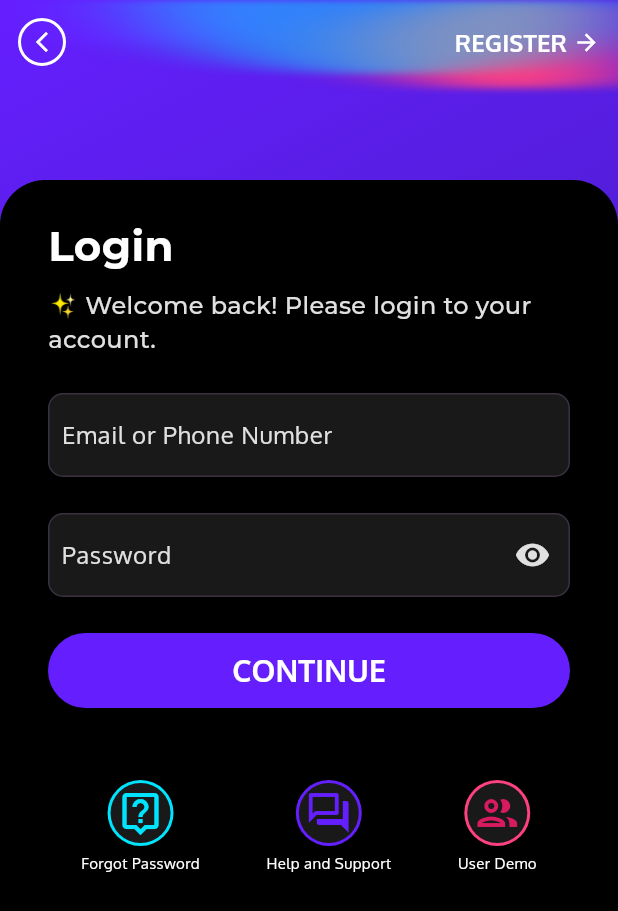
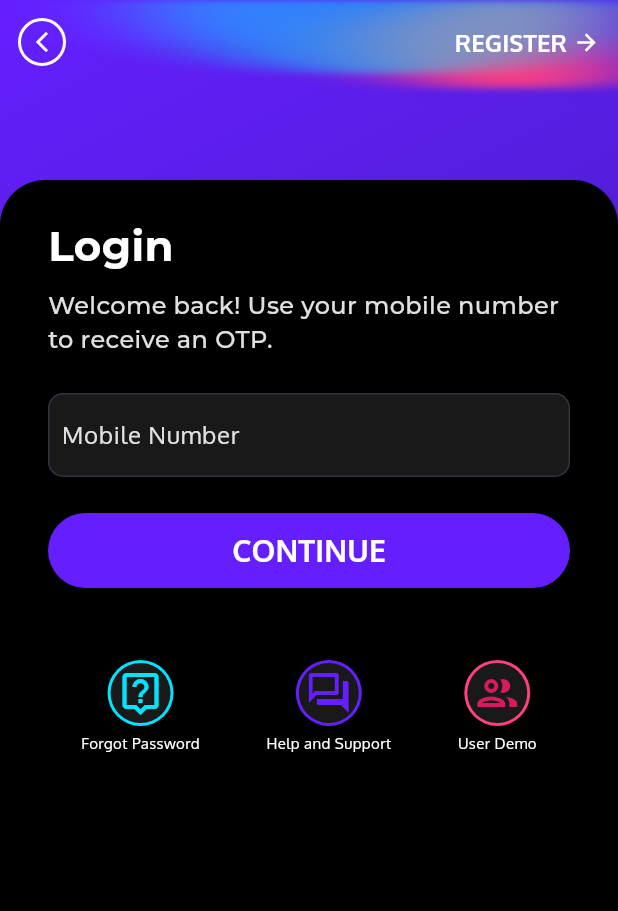
Before and after one commit to dsofts-it/ewallet_app, a Flutter app: the Login screen opened directly, after a tap on "CONTINUE", on a phone screen of 412 x 824 dp. Shown: the top 911 px of the screen. Run offline on Flutter 3.47's test engine with Material 3 defaults, Android fonts, the phone set to English and light mode, and no system bars; drawn by our look-alikes of flutter_form_builder; our stand-ins replace carousel_slider, dropdown_search, fl_chart, flutter_sticky_header, font_awesome_flutter, form_builder_validators and 8 more; missing offline and left inert: change_case, flutter_timer_countdown, markdown_widget, overlay_tooltip; accounts and stored records are empty.

Commit message:
signup and login api added

```diff
--- /dev/null
+++ b/lib/models/auth_models.dart
@@ -0,0 +1,37 @@
+enum OtpFlow { signup, login }
+
+class OtpPayload {
+  final OtpFlow flow;
+  final String mobile;
+  final String name;
+  final String? userId;
+
+  const OtpPayload({
+    required this.flow,
+    required this.mobile,
+    this.name = '',
+    this.userId,
+  });
+}
+
+class AuthInitResult {
+  final String userId;
+  final String mobile;
+
+  const AuthInitResult({
+    required this.userId,
+    required this.mobile,
+  });
+}
+
+class AuthVerifyResult {
+  final String token;
+  final Map<String, dynamic> user;
+  final String mobile;
+
+  const AuthVerifyResult({
+    required this.token,
+    required this.user,
+    required this.mobile,
+  });
+}
--- /dev/null
+++ b/lib/services/auth_service.dart
@@ -0,0 +1,138 @@
+import 'dart:convert';
+
+import 'package:ewallet_app/models/auth_models.dart';
+import 'package:http/http.dart' as http;
+
+class AuthException implements Exception {
+  final String message;
+  AuthException(this.message);
+
+  @override
+  String toString() => message;
+}
+
+class AuthService {
+  static const String _baseUrl = 'https://nirv-ico.onrender.com/api';
+  static const Map<String, String> _headers = {
+    'Content-Type': 'application/json',
+  };
+
+  final http.Client _client;
+
+  AuthService({http.Client? client}) : _client = client ?? http.Client();
+
+  Future<AuthInitResult> signupMobileInit({
+    required String name,
+    required String mobile,
+  }) async {
+    final response = await _client.post(
+      Uri.parse('$_baseUrl/auth/signup/mobile-init'),
+      headers: _headers,
+      body: jsonEncode({'name': name, 'mobile': mobile}),
+    );
+
+    final data = _decodeWithCheck(response);
+    final userId = _pickUserId(data);
+
+    if (userId.isEmpty) {
+      throw AuthException('Missing userId in response');
+    }
+
+    return AuthInitResult(userId: userId, mobile: mobile);
+  }
+
+  Future<AuthVerifyResult> signupVerify({
+    required String userId,
+    required String otp,
+  }) async {
+    final response = await _client.post(
+      Uri.parse('$_baseUrl/auth/signup/verify'),
+      headers: _headers,
+      body: jsonEncode({'userId': userId, 'otp': otp, 'type': 'mobile'}),
+    );
+
+    final data = _decodeWithCheck(response);
+    return _toVerifyResult(data);
+  }
+
+  Future<AuthInitResult> loginMobileInit({required String mobile}) async {
+    final response = await _client.post(
+      Uri.parse('$_baseUrl/auth/login/mobile-init'),
+      headers: _headers,
+      body: jsonEncode({'mobile': mobile}),
+    );
+
+    final data = _decodeWithCheck(response);
+    final userId = _pickUserId(data);
+    return AuthInitResult(userId: userId, mobile: mobile);
+  }
+
+  Future<AuthVerifyResult> loginMobileVerify({
+    required String mobile,
+    required String otp,
+  }) async {
+    final response = await _client.post(
+      Uri.parse('$_baseUrl/auth/login/mobile-verify'),
+      headers: _headers,
+      body: jsonEncode({'mobile': mobile, 'otp': otp}),
+    );
+
+    final data = _decodeWithCheck(response);
+    return _toVerifyResult(data, mobileOverride: mobile);
+  }
+
+  Map<String, dynamic> _decodeWithCheck(http.Response response) {
+    final Map<String, dynamic> decoded = _decodeBody(response.body);
+    final Map<String, dynamic> data = decoded['data'] is Map<String, dynamic>
+        ? decoded['data']
+        : decoded;
+
+    if (response.statusCode >= 200 && response.statusCode < 300) {
+      return data;
+    }
+
+    throw AuthException(_extractMessage(decoded));
+  }
+
+  Map<String, dynamic> _decodeBody(String body) {
+    if (body.isEmpty) return {};
+    try {
+      final dynamic decoded = jsonDecode(body);
+      if (decoded is Map<String, dynamic>) return decoded;
+    } catch (_) {
+      // Ignore parsing errors and surface a generic message through the caller.
+    }
+    return {};
+  }
+
+  String _extractMessage(Map<String, dynamic> json) {
+    final message = json['message'] ?? json['error'] ?? 'Unexpected error';
+    return message.toString();
+  }
+
+  String _pickUserId(Map<String, dynamic> json) {
+    final dynamic value =
+        json['userId'] ?? json['user_id'] ?? json['id'] ?? json['_id'];
+    if (value is String) return value;
+    return '';
+  }
+
+  AuthVerifyResult _toVerifyResult(
+    Map<String, dynamic> json, {
+    String? mobileOverride,
+  }) {
+
+    final token = (json['token'] ?? json['accessToken'] ?? json['authToken'])
+        ?.toString();
+    if (token == null || token.isEmpty) {
+      throw AuthException('Missing auth token in response');
+    }
+
+    final user = json['user'];
+    final userMap = user is Map<String, dynamic> ? user : <String, dynamic>{};
+    final mobile = mobileOverride ?? (userMap['mobile']?.toString() ?? '');
+
+    return AuthVerifyResult(token: token, user: userMap, mobile: mobile);
+
+  }
+}
--- a/lib/widgets/user/login_form.dart
+++ b/lib/widgets/user/login_form.dart
@@ -1,14 +1,16 @@
 import 'package:ewallet_app/app/app_link.dart';
+import 'package:ewallet_app/models/auth_models.dart';
+import 'package:ewallet_app/services/auth_service.dart';
 import 'package:ewallet_app/ui/themes/theme_breakpoints.dart';
-import 'package:flutter/material.dart';
-import 'package:flutter_form_builder/flutter_form_builder.dart';
-import 'package:form_builder_validators/form_builder_validators.dart';
-import 'package:get/route_manager.dart';
 import 'package:ewallet_app/ui/themes/theme_button.dart';
 import 'package:ewallet_app/ui/themes/theme_palette.dart';
 import 'package:ewallet_app/ui/themes/theme_spacing.dart';
 import 'package:ewallet_app/ui/themes/theme_text.dart';
 import 'package:ewallet_app/widgets/app_input/app_textfield.dart';
+import 'package:flutter/material.dart';
+import 'package:flutter_form_builder/flutter_form_builder.dart';
+import 'package:form_builder_validators/form_builder_validators.dart';
+import 'package:get/get.dart';
 
 class LoginForm extends StatefulWidget {
   const LoginForm({super.key});
@@ -19,12 +21,43 @@ class LoginForm extends StatefulWidget {
 
 class _LoginFormState extends State<LoginForm> {
   final _loginKey = GlobalKey<FormBuilderState>();
-  bool _hidePassword = true;
+  final AuthService _authService = AuthService();
+  bool _loading = false;
 
-  void handleShowPassword() {
+  Future<void> _submit() async {
+    if (_loading) return;
+    if (!(_loginKey.currentState?.saveAndValidate() ?? false)) return;
+
+    final values = _loginKey.currentState?.value ?? {};
+    final String mobile = (values['mobile'] ?? '').toString().trim();
+
     setState(() {
-      _hidePassword = !_hidePassword;
+      _loading = true;
     });
+
+    try {
+      final init = await _authService.loginMobileInit(mobile: mobile);
+      Get.toNamed(
+        AppLink.otp,
+        arguments: OtpPayload(
+          flow: OtpFlow.login,
+          mobile: mobile,
+          userId: init.userId,
+        ),
+      );
+    } catch (error) {
+      Get.snackbar(
+        'Login failed',
+        error.toString(),
+        snackPosition: SnackPosition.BOTTOM,
+      );
+    } finally {
+      if (mounted) {
+        setState(() {
+          _loading = false;
+        });
+      }
+    }
   }
 
   @override
@@ -32,128 +65,125 @@ class _LoginFormState extends State<LoginForm> {
     final ColorScheme colorScheme = Theme.of(context).colorScheme;
 
     return ConstrainedBox(
-      constraints: BoxConstraints(
-        maxWidth: ThemeSize.sm
-      ),
+      constraints: BoxConstraints(maxWidth: ThemeSize.sm),
       child: FormBuilder(
         key: _loginKey,
-        child: ListView(padding: EdgeInsets.zero, children: [
+        child: ListView(
+          padding: EdgeInsets.zero,
+          children: [
             /// TITLE
             const VSpace(),
             Text('Login', style: ThemeText.title),
             SizedBox(height: spacingUnit(1)),
-          Text('✨ Welcome back! Please login to your account.', style: ThemeText.headline.copyWith(color: colorScheme.onSurfaceVariant)),
+            Text(
+              'Welcome back! Use your mobile number to receive an OTP.',
+              style: ThemeText.headline.copyWith(color: colorScheme.onSurfaceVariant),
+            ),
             const VSpace(),
 
             /// INPUT FIELD
             FormBuilderField(
-            name: 'name',
+              name: 'mobile',
               builder: (FormFieldState<dynamic> field) {
                 return AppTextField(
-                label: 'Email or Phone Number',
+                  label: 'Mobile Number',
                   onChanged: (value) => field.didChange(value),
-                errorText: field.hasError ? 'Incorrect email or phone number' : null,
+                  errorText: field.hasError ? 'Enter a valid mobile number' : null,
+                  type: TextInputType.phone,
                 );
               },
               validator: FormBuilderValidators.compose([
                 FormBuilderValidators.required(),
-              FormBuilderValidators.or([
-                FormBuilderValidators.email(),
-                FormBuilderValidators.phoneNumber(),
-              ])
+                FormBuilderValidators.numeric(),
+                FormBuilderValidators.minLength(6),
               ]),
-          ),
-          const VSpace(),
-          FormBuilderField(
-            name: 'password',
-            builder: (FormFieldState<dynamic> field) {
-              return AppTextField(
-                label: 'Password',
-                obscureText: _hidePassword,
-                onChanged: (value) => field.didChange(value),
-                errorText: field.hasError ? 'Please fill your password!' : null,
-                suffix: IconButton(
-                  onPressed: () {
-                    handleShowPassword();
-                  },
-                  icon: _hidePassword == true ? const Icon(Icons.visibility) : const Icon(Icons.visibility_off)
-                ),
-              );
-            },
-            validator: FormBuilderValidators.required(),
             ),
             const VSpace(),
             SizedBox(
               width: double.infinity,
               height: 50,
               child: FilledButton(
-              onPressed: () {
-                if (_loginKey.currentState?.saveAndValidate() ?? false) {
-                  debugPrint(_loginKey.currentState?.value.toString());
-                  Get.toNamed(AppLink.home);
-                }
-              },
+                onPressed: _submit,
                 style: ThemeButton.btnBig.merge(ThemeButton.invert(context)),
-              child: Text('CONTINUE', style: ThemeText.subtitle)
+                child: _loading
+                    ? const SizedBox(
+                        height: 20,
+                        width: 20,
+                        child: CircularProgressIndicator(strokeWidth: 2),
+                      )
+                    : Text('CONTINUE', style: ThemeText.subtitle),
               ),
             ),
             const VSpaceBig(),
-          Row(mainAxisAlignment: MainAxisAlignment.spaceAround, children: [
+            Row(
+              mainAxisAlignment: MainAxisAlignment.spaceAround,
+              children: [
                 InkWell(
                   onTap: () {
                     Get.toNamed(AppLink.resetPassword);
                   },
-              child: Column(crossAxisAlignment: CrossAxisAlignment.center, children: [
+                  child: Column(
+                    crossAxisAlignment: CrossAxisAlignment.center,
+                    children: [
                       CircleAvatar(
                         backgroundColor: ThemePalette.secondaryMain,
                         radius: 22,
                         child: CircleAvatar(
                           radius: 20,
                           backgroundColor: colorScheme.surface,
-                    child: Icon(Icons.live_help_outlined, size: 32, color: ThemePalette.secondaryMain)
+                          child: Icon(Icons.live_help_outlined, size: 32, color: ThemePalette.secondaryMain),
                         ),
                       ),
                       const SizedBox(height: 4),
                       Text('Forgot Password', style: ThemeText.caption)
-              ]),
+                    ],
+                  ),
                 ),
                 InkWell(
                   onTap: () {
                     Get.toNamed(AppLink.helpSupport);
                   },
-              child: Column(crossAxisAlignment: CrossAxisAlignment.center, children: [
+                  child: Column(
+                    crossAxisAlignment: CrossAxisAlignment.center,
+                    children: [
                       CircleAvatar(
                         backgroundColor: ThemePalette.primaryMain,
                         radius: 22,
                         child: CircleAvatar(
                           radius: 20,
                           backgroundColor: colorScheme.surface,
-                    child: Icon(Icons.question_answer_outlined, size: 32, color: ThemePalette.primaryMain)
+                          child: Icon(Icons.question_answer_outlined, size: 32, color: ThemePalette.primaryMain),
                         ),
                       ),
                       const SizedBox(height: 4),
                       Text('Help and Support', style: ThemeText.caption)
-              ]),
+                    ],
+                  ),
                 ),
                 InkWell(
                   onTap: () {
                     Get.toNamed(AppLink.home);
                   },
-              child: Column(crossAxisAlignment: CrossAxisAlignment.center, children: [
+                  child: Column(
+                    crossAxisAlignment: CrossAxisAlignment.center,
+                    children: [
                       CircleAvatar(
                         backgroundColor: ThemePalette.tertiaryMain,
                         radius: 22,
                         child: CircleAvatar(
                           backgroundColor: colorScheme.surface,
-                    child: Icon(Icons.group_outlined, size: 32, color: ThemePalette.tertiaryDark)
+                          child: Icon(Icons.group_outlined, size: 32, color: ThemePalette.tertiaryDark),
                         ),
                       ),
                       const SizedBox(height: 4),
                       Text('User Demo', style: ThemeText.caption)
-              ]),
+                    ],
                   ),
-          ],)
-        ]),
+                ),
+              ],
+            ),
+          ],
+        ),
       ),
     );
   }
--- a/pubspec.yaml
+++ b/pubspec.yaml
@@ -27,6 +27,7 @@ dependencies:
   pinput: ^5.0.0
   shared_preferences: ^2.5.3
   shimmer: ^3.0.0
+  http: ^1.2.2
   url_launcher: ^6.3.1
   zoom_tap_animation: ^1.1.0
   lottie: ^3.3.2
```
Also changed, not shown: lib/screens/intro/start_screen.dart (+33 -9 lines), lib/widgets/user/otp_form.dart (+150 -51 lines), lib/widgets/user/register_form.dart (+71 -64 lines), pubspec.lock. Lines whose indentation alone changed are shown as unchanged.
